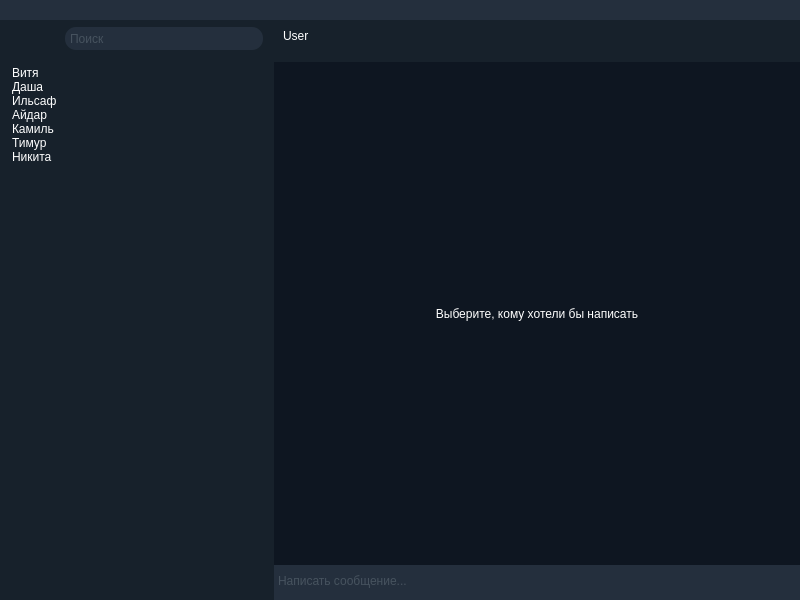
Vityshha/desktop-messenger, file client/GUI/UI_MainWindow.ui: the form before one commit.
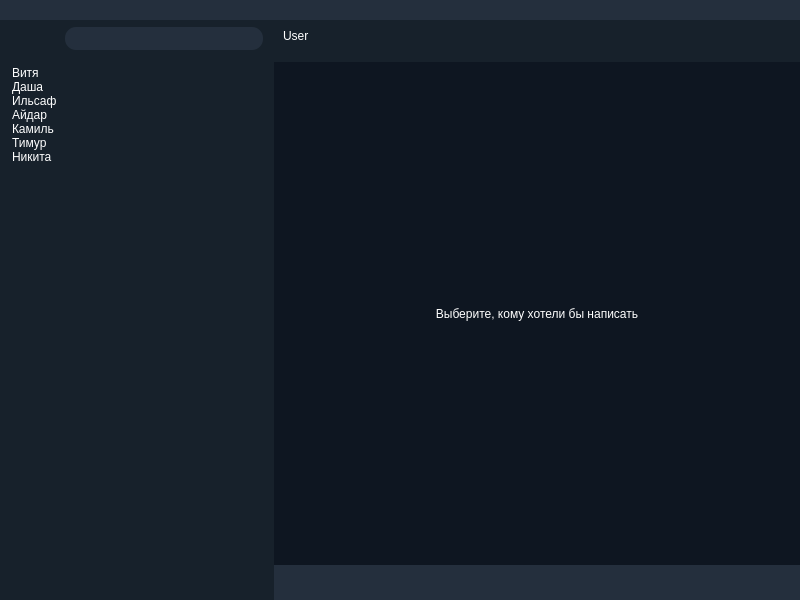
The form after the commit. Icons and pictures are not drawn.

```diff
--- a/client/GUI/UI_MainWindow.ui
+++ b/client/GUI/UI_MainWindow.ui
@@ -313,7 +313,7 @@
 li.unchecked::marker { content: &quot;\2610&quot;; }
 li.checked::marker { content: &quot;\2612&quot;; }
 &lt;/style&gt;&lt;/head&gt;&lt;body style=&quot; font-family:'Segoe UI'; font-size:9pt; font-weight:400; font-style:normal;&quot;&gt;
-&lt;p style=&quot; margin-top:0px; margin-bottom:0px; margin-left:0px; margin-right:0px; -qt-block-indent:0; text-indent:0px;&quot;&gt;Поиск&lt;/p&gt;&lt;/body&gt;&lt;/html&gt;</string>
+&lt;p style=&quot;-qt-paragraph-type:empty; margin-top:0px; margin-bottom:0px; margin-left:0px; margin-right:0px; -qt-block-indent:0; text-indent:0px;&quot;&gt;&lt;br /&gt;&lt;/p&gt;&lt;/body&gt;&lt;/html&gt;</string>
                   </property>
                   <property name="overwriteMode">
                    <bool>false</bool>
@@ -545,7 +545,7 @@
 li.unchecked::marker { content: &quot;\2610&quot;; }
 li.checked::marker { content: &quot;\2612&quot;; }
 &lt;/style&gt;&lt;/head&gt;&lt;body style=&quot; font-family:'Segoe UI'; font-size:9pt; font-weight:400; font-style:normal;&quot;&gt;
-&lt;p style=&quot; margin-top:0px; margin-bottom:0px; margin-left:0px; margin-right:0px; -qt-block-indent:0; text-indent:0px;&quot;&gt;Написать сообщение...&lt;/p&gt;&lt;/body&gt;&lt;/html&gt;</string>
+&lt;p style=&quot;-qt-paragraph-type:empty; margin-top:0px; margin-bottom:0px; margin-left:0px; margin-right:0px; -qt-block-indent:0; text-indent:0px;&quot;&gt;&lt;br /&gt;&lt;/p&gt;&lt;/body&gt;&lt;/html&gt;</string>
                   </property>
                  </widget>
                 </item>
```
